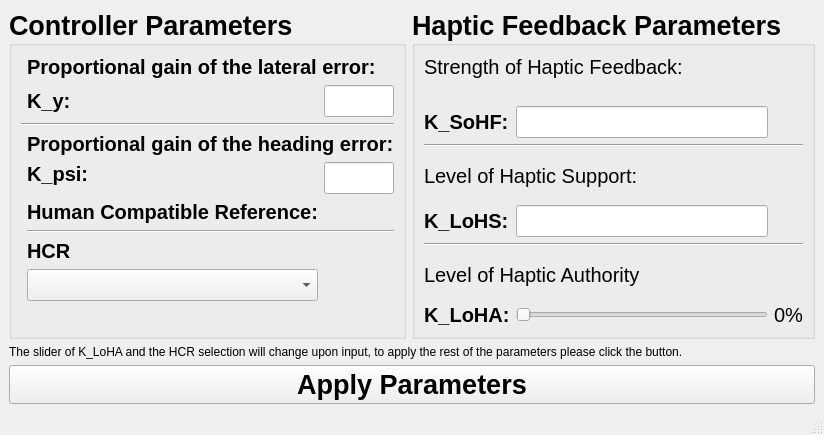
Before: the Qt Designer form modules/feedbackcontroller/action/FDCA.ui in tud-hri/joan, drawn with Qt 5.
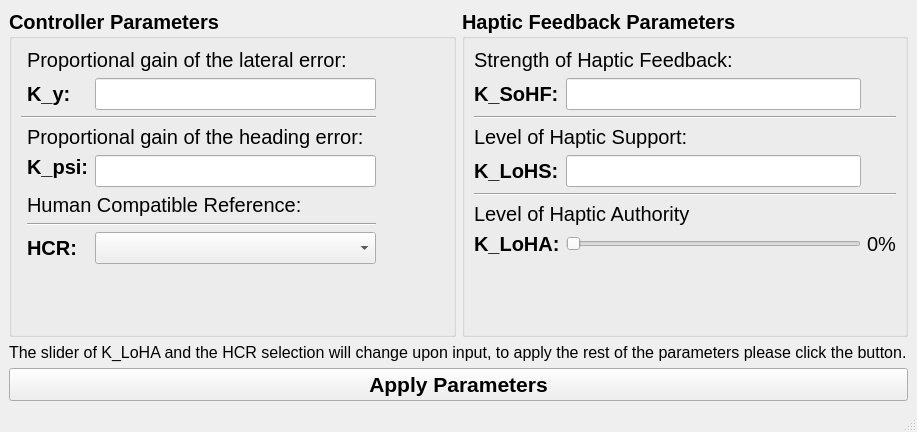
After: the same form once the commit is applied.

Patch:
```diff
--- a/modules/feedbackcontroller/action/FDCA.ui
+++ b/modules/feedbackcontroller/action/FDCA.ui
@@ -6,8 +6,8 @@
    <rect>
     <x>0</x>
     <y>0</y>
-    <width>792</width>
-    <height>435</height>
+    <width>917</width>
+    <height>432</height>
    </rect>
   </property>
   <property name="windowTitle">
@@ -21,7 +21,7 @@
        <widget class="QGroupBox" name="groupHapticparam">
         <property name="font">
          <font>
-          <pointsize>20</pointsize>
+          <pointsize>15</pointsize>
           <weight>75</weight>
           <bold>true</bold>
          </font>
@@ -177,6 +177,19 @@
            </item>
           </layout>
          </item>
+         <item row="1" column="0">
+          <spacer name="verticalSpacer_2">
+           <property name="orientation">
+            <enum>Qt::Vertical</enum>
+           </property>
+           <property name="sizeHint" stdset="0">
+            <size>
+             <width>20</width>
+             <height>40</height>
+            </size>
+           </property>
+          </spacer>
+         </item>
         </layout>
        </widget>
       </item>
@@ -184,7 +197,7 @@
        <widget class="QGroupBox" name="groupControlparam">
         <property name="font">
          <font>
-          <pointsize>20</pointsize>
+          <pointsize>15</pointsize>
           <weight>75</weight>
           <bold>true</bold>
          </font>
@@ -193,27 +206,13 @@
          <string>Controller Parameters</string>
         </property>
         <layout class="QGridLayout" name="gridLayout_4">
-         <item row="0" column="0">
+         <item row="0" column="1">
           <layout class="QGridLayout" name="gridLayout_3">
-           <item row="5" column="1">
-            <widget class="QLabel" name="lblHcrtitle">
+           <item row="4" column="2">
+            <widget class="QLineEdit" name="lineKpsi">
              <property name="font">
               <font>
                <pointsize>15</pointsize>
-              </font>
-             </property>
-             <property name="text">
-              <string>Human Compatible Reference:</string>
-             </property>
-            </widget>
-           </item>
-           <item row="8" column="1">
-            <widget class="QComboBox" name="comboHCR">
-             <property name="font">
-              <font>
-               <pointsize>15</pointsize>
-               <weight>50</weight>
-               <bold>false</bold>
               </font>
              </property>
             </widget>
@@ -228,7 +227,7 @@
               </font>
              </property>
              <property name="text">
-              <string>HCR</string>
+              <string>HCR:</string>
              </property>
             </widget>
            </item>
@@ -239,23 +238,6 @@
              </property>
             </widget>
            </item>
-           <item row="4" column="1">
-            <widget class="QLabel" name="lblKpsi">
-             <property name="font">
-              <font>
-               <pointsize>15</pointsize>
-               <weight>75</weight>
-               <bold>true</bold>
-              </font>
-             </property>
-             <property name="text">
-              <string>K_psi:</string>
-             </property>
-             <property name="alignment">
-              <set>Qt::AlignLeading|Qt::AlignLeft|Qt::AlignTop</set>
-             </property>
-            </widget>
-           </item>
            <item row="1" column="2">
             <widget class="QLineEdit" name="lineKy">
              <property name="font">
@@ -268,6 +250,27 @@
              </property>
             </widget>
            </item>
+           <item row="6" column="1" colspan="2">
+            <widget class="Line" name="line_4">
+             <property name="orientation">
+              <enum>Qt::Horizontal</enum>
+             </property>
+            </widget>
+           </item>
+           <item row="3" column="1" colspan="2">
+            <widget class="QLabel" name="lblKpsititle">
+             <property name="font">
+              <font>
+               <pointsize>15</pointsize>
+               <weight>50</weight>
+               <bold>false</bold>
+              </font>
+             </property>
+             <property name="text">
+              <string>Proportional gain of the heading error:</string>
+             </property>
+            </widget>
+           </item>
            <item row="1" column="1">
             <widget class="QLabel" name="lblKy">
              <property name="font">
@@ -295,20 +298,37 @@
              </property>
             </spacer>
            </item>
-           <item row="4" column="2">
-            <widget class="QLineEdit" name="lineKpsi">
+           <item row="4" column="1">
+            <widget class="QLabel" name="lblKpsi">
              <property name="font">
               <font>
                <pointsize>15</pointsize>
+               <weight>75</weight>
+               <bold>true</bold>
               </font>
              </property>
+             <property name="text">
+              <string>K_psi:</string>
+             </property>
+             <property name="alignment">
+              <set>Qt::AlignLeading|Qt::AlignLeft|Qt::AlignTop</set>
+             </property>
             </widget>
            </item>
-           <item row="0" column="1" colspan="2">
+           <item row="1" column="3">
+            <widget class="QLabel" name="label">
+             <property name="text">
+              <string>           </string>
+             </property>
+            </widget>
+           </item>
+           <item row="0" column="1" colspan="3">
             <widget class="QLabel" name="lblKytitle">
              <property name="font">
               <font>
                <pointsize>15</pointsize>
+               <weight>50</weight>
+               <bold>false</bold>
               </font>
              </property>
              <property name="text">
@@ -319,22 +339,28 @@
              </property>
             </widget>
            </item>
-           <item row="3" column="1" colspan="2">
-            <widget class="QLabel" name="lblKpsititle">
+           <item row="5" column="1" colspan="2">
+            <widget class="QLabel" name="lblHcrtitle">
              <property name="font">
               <font>
                <pointsize>15</pointsize>
+               <weight>50</weight>
+               <bold>false</bold>
               </font>
              </property>
              <property name="text">
-              <string>Proportional gain of the heading error:</string>
+              <string>Human Compatible Reference:</string>
              </property>
             </widget>
            </item>
-           <item row="6" column="1" colspan="2">
-            <widget class="Line" name="line_4">
-             <property name="orientation">
-              <enum>Qt::Horizontal</enum>
+           <item row="7" column="2">
+            <widget class="QComboBox" name="comboHCR">
+             <property name="font">
+              <font>
+               <pointsize>15</pointsize>
+               <weight>50</weight>
+               <bold>false</bold>
+              </font>
              </property>
             </widget>
            </item>
@@ -349,7 +375,7 @@
      <widget class="QPushButton" name="btnApply">
       <property name="font">
        <font>
-        <pointsize>20</pointsize>
+        <pointsize>16</pointsize>
         <weight>75</weight>
         <bold>true</bold>
        </font>
@@ -374,6 +400,11 @@
     </item>
     <item row="2" column="0">
      <widget class="QLabel" name="label_2">
+      <property name="font">
+       <font>
+        <pointsize>12</pointsize>
+       </font>
+      </property>
       <property name="text">
        <string>The slider of K_LoHA and the HCR selection will change upon input, to apply the rest of the parameters please click the button.</string>
       </property>
@@ -386,8 +417,8 @@
     <rect>
      <x>0</x>
      <y>0</y>
-     <width>792</width>
-     <height>22</height>
+     <width>917</width>
+     <height>21</height>
     </rect>
    </property>
   </widget>
```
